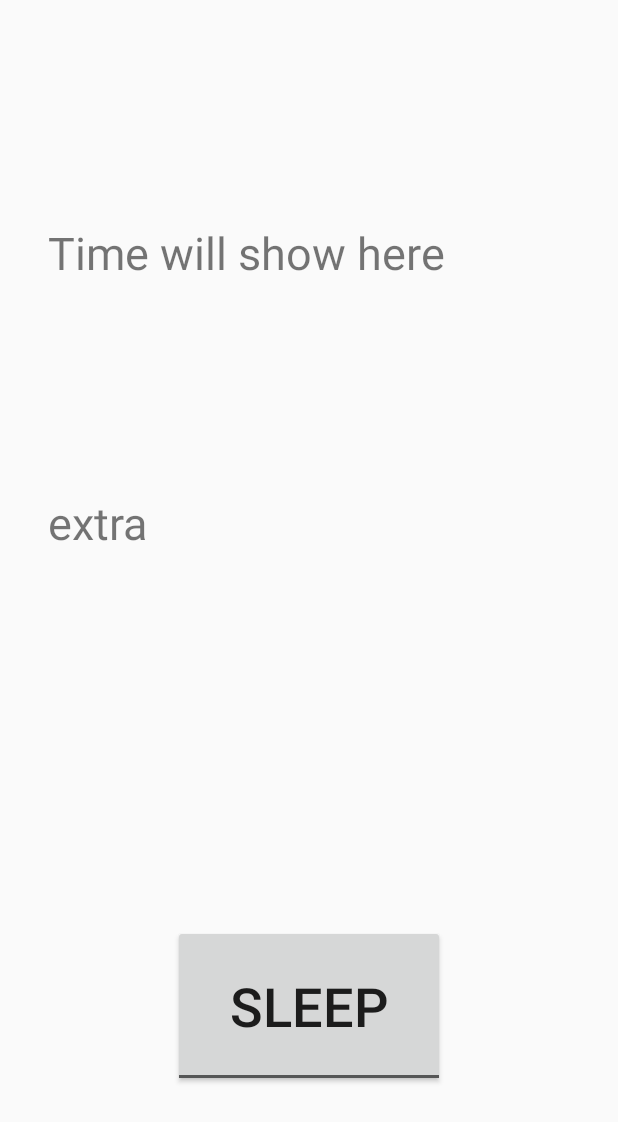
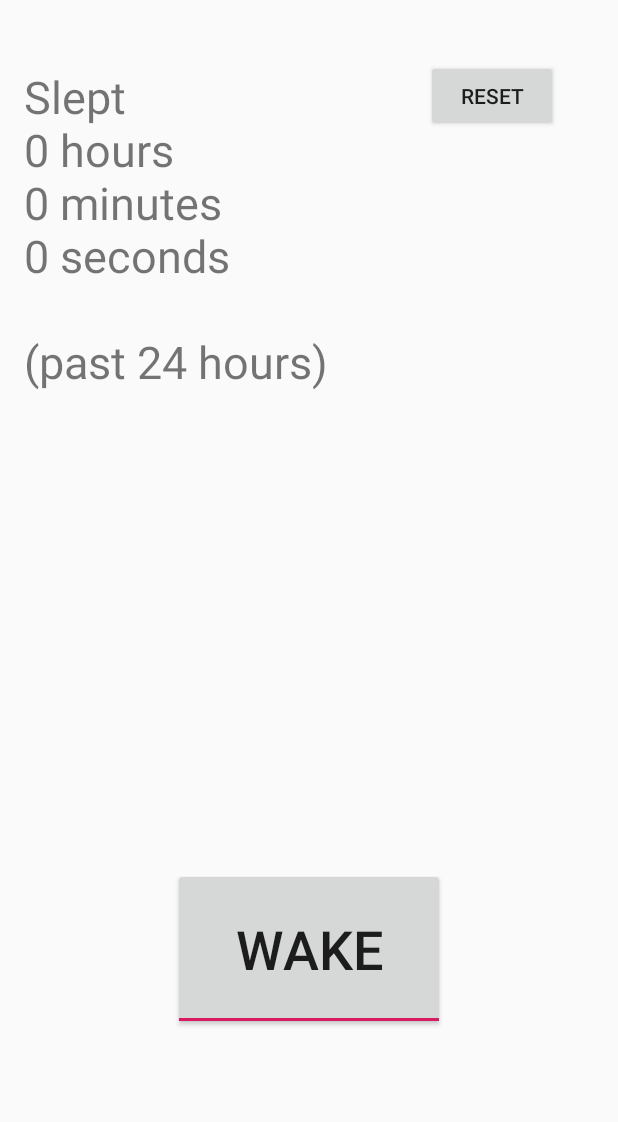
Before and after one commit to Lambbda/ZZZ, an Android app: the screen it shows after launch (MainActivity), on a phone screen of 412 x 824 dp. Shown: the top 1122 px of the screen. Run offline under Robolectric (Android 15) with nearby library versions, the phone set to English and light mode, and no system bars.

Commit message:
added: -saving button state -reset button with dialog -regular UI updates -localised commentary

```diff
--- a/app/src/main/java/com/example/calendar/MainActivity.java
+++ b/app/src/main/java/com/example/calendar/MainActivity.java
@@ -3,6 +3,9 @@ import android.content.SharedPreferences;
 import android.preference.PreferenceManager;
 import android.os.Bundle;
 import android.widget.*;
+import android.view.View;
+import android.app.AlertDialog;
+import android.content.DialogInterface;
 import java.text.ParseException;
 import java.text.SimpleDateFormat;
 import java.util.*;
@@ -11,17 +14,17 @@ import androidx.appcompat.app.AppCompatActivity;
 
 public class MainActivity extends AppCompatActivity {
 
-    String display,extra;                             //TextView content
+    String display = "Stats here";
     String dateformat = "yyyy.MM.dd.HH.mm.ss";
-    List<String> timeline = new LinkedList();
+    List<String> timeline = new LinkedList();   //График времени - список отметок во времени, когда был нажат переключатель
 
-    public boolean saveArray()
+    public boolean saveArray()                  //Сохраняет график в памяти
     {
         SharedPreferences sp = PreferenceManager.getDefaultSharedPreferences(this);
         SharedPreferences.Editor mEdit1 = sp.edit();
         mEdit1.putInt("Status_size", timeline.size());
 
-        for(int i=0;i<timeline.size();i++)
+        for(int i=0;i<timeline.size();i++)      //Первый элемент списка сохраняется как Status_0 и т.д.
         {
             mEdit1.remove("Status_" + i);
             mEdit1.putString("Status_" + i, timeline.get(i));
@@ -30,7 +33,7 @@ public class MainActivity extends AppCompatActivity {
         return mEdit1.commit();
     }
 
-    public void loadArray()
+    public void loadArray()                     //Загружает график из памяти
     {
         SharedPreferences mSharedPreference1 = PreferenceManager.getDefaultSharedPreferences(this);
         timeline.clear();
@@ -43,40 +46,52 @@ public class MainActivity extends AppCompatActivity {
 
     }
 
-    public void trimArray() //ensures dates aren't before 24 hours from now
+    public void trimArray()                     //Убирает устаревшие отметки (сделанные более 24 часов назад)
     {
         boolean done = false;
         Calendar cal = Calendar.getInstance();
         cal.setTime(new Date());
-        cal.add(Calendar.SECOND, -10); //use DATE -1 for finished product
-        Date yesterday = cal.getTime();     //24 hours from now
+        cal.add(Calendar.DATE, -1);
+        Date yesterday = cal.getTime();         //Временная точка "ровно 24 часа назад" - предел
 
         while(!done){
             Date push = new Date();
-            Date pull = new Date();       //placeholders for timestamps from list
+            Date pull = new Date();
 
             if (timeline.size()>1&&timeline.get(1)!=null) try {
                 push = new SimpleDateFormat(dateformat).parse(timeline.get(0));
                 pull = new SimpleDateFormat(dateformat).parse(timeline.get(1));
             } catch (ParseException e) {
-                e.printStackTrace();
+                e.printStackTrace();            //Делит точки графика на нажатие и отпуск переключателя. Сон есть отрезки между ними
             }
 
             if (pull.getTime()<yesterday.getTime()){
                 timeline.remove(0);
-                timeline.remove(0);  //who needs loops tbh
+                timeline.remove(0);      //Кому вообще нужны циклы
             } else if (push.getTime()<yesterday.getTime()){
                 timeline.set(0,new SimpleDateFormat(dateformat).format(yesterday));
-                done = true;
-            } else done = true;
+                done = true;                    //Если устарел конец отрезка, убираем весь отрезок;
+            } else done = true;                 //Если устарело начало, двигаем его до предела и прерываем цикл, т.к. предел постоянно меняется
         }
     }
 
-    public int sumTimeline(){
+    private void saveToggle(boolean isToggled) {//Сохраняет состояние переключателя в памяти, т.к. это элемент интерфейса
+        SharedPreferences sharedPreferences = this.getSharedPreferences("preferences", this.MODE_PRIVATE);
+        final SharedPreferences.Editor editor = sharedPreferences.edit();
+        editor.putBoolean("toggle_value", isToggled).apply();
+    }
+
+    private Boolean loadToggle(){               //Загружает состояние переключателя из памяти
+        SharedPreferences sharedPreferences = this.getSharedPreferences("preferences", this.MODE_PRIVATE);
+        return sharedPreferences.getBoolean("toggle_value", true);
+    }
+
+        public int sumTimeline(){               //Считает сумму длин отрезков между "нажатие" и "отпуск"
         int sum = 0;
         if(timeline.size()>1&&timeline.get(1)!=null){
-            if (timeline.size()%2!=0) timeline.add(new SimpleDateFormat(dateformat).format(new Date()));
-            for (int i=0;i<timeline.size();i+=2) try {
+            if (timeline.size()%2!=0)           //Если переключатель не отпущен, используем текущее время в качестве времени отпуска
+                timeline.add(new SimpleDateFormat(dateformat).format(new Date()));
+            for (int i=0;i<timeline.size();i+=2) try {  //Выделяем на графике отрезки, обозначенные парами точек во времени
                 Date push = new SimpleDateFormat(dateformat).parse(timeline.get(i));
                 Date pull = new SimpleDateFormat(dateformat).parse(timeline.get(i+1));
                 sum+=(pull.getTime()-push.getTime());
@@ -87,21 +102,62 @@ public class MainActivity extends AppCompatActivity {
         return sum;
     }
 
+    void updateDisplay(){
+        TextView tv = findViewById(R.id.textView);
+        display = "Slept\n"+sumTimeline()/(1000*60*60)+" hours\n"+(sumTimeline()/(1000*60))%60+" minutes\n"+(sumTimeline()/1000)%60+" seconds\n"+"\n(past 24 hours)";
+        tv.setText(display);
+    }
+
     protected void onCreate(Bundle savedInstanceState) {
+
         super.onCreate(savedInstanceState);
         setContentView(R.layout.activity_main);
-        ToggleButton button = findViewById(R.id.button);
+        loadArray();
+        updateDisplay();
+
+        ToggleButton button = findViewById(R.id.button);    //Переключатель. Добавляет отметку на график и сохраняет его; обновляет статистику.
+        button.setChecked(loadToggle());
         button.setOnCheckedChangeListener(new CompoundButton.OnCheckedChangeListener() {
-            public void onCheckedChanged(CompoundButton buttonView, boolean isChecked) {
-                TextView tv = findViewById(R.id.textView);
+            public void onCheckedChanged(CompoundButton buttonView, final boolean isChecked) {
+                saveToggle(isChecked);
                 String timeStamp = new SimpleDateFormat(dateformat).format(new Date());
                 loadArray();
                 timeline.add(timeStamp);
                 trimArray();
                 saveArray();
-                display = "Counted\n"+sumTimeline()/1000+" seconds\nof last 10 seconds";
-                tv.setText(display);
+                updateDisplay();
             }
         });
+
+        Button clear = findViewById(R.id.buttonclear);      //Кнопка сброса графика с диалогом подтверждения
+        clear.setOnClickListener(new View.OnClickListener() {
+            public void onClick(View v) {
+                AlertDialog.Builder builder = new AlertDialog.Builder(MainActivity.this);
+                builder.setMessage("Reset stats?")
+                        .setCancelable(true)
+                        .setNeutralButton(android.R.string.cancel,
+                        new DialogInterface.OnClickListener() {
+                            public void onClick(DialogInterface dialog, int id) {
+                                dialog.cancel();
+                            }
+                        })
+                        .setPositiveButton("Yes", new DialogInterface.OnClickListener() {
+                            public void onClick(DialogInterface dialog, int id) {
+                                loadArray();
+                                timeline.clear();
+                                saveArray();
+                                updateDisplay();
+                            }
+                        });
+                AlertDialog alert = builder.create();
+                alert.show();
+            }
+        });
+
     }
 }
+//TODO: bug: togglebutton can be inverted. Save button state?
+
+//TODO: fix thread
+
+//TODO: visualise graph
--- a/app/src/main/res/layout/activity_main.xml
+++ b/app/src/main/res/layout/activity_main.xml
@@ -6,17 +6,6 @@
     android:layout_width="match_parent"
     android:layout_height="match_parent"
     tools:context=".MainActivity">
-
-    <TextView
-        android:id="@+id/textView2"
-        android:layout_width="wrap_content"
-        android:layout_height="wrap_content"
-        android:layout_marginStart="32dp"
-        android:layout_marginTop="328dp"
-        android:text="extra"
-        android:textSize="30sp"
-        app:layout_constraintStart_toStartOf="parent"
-        app:layout_constraintTop_toTopOf="parent" />
 
     <com.google.android.material.appbar.AppBarLayout
         android:id="@+id/appBarLayout"
@@ -39,17 +28,27 @@
         app:layout_constraintEnd_toEndOf="parent"
         app:layout_constraintStart_toStartOf="parent"
         app:layout_constraintTop_toTopOf="parent"
-        app:layout_constraintVertical_bias="0.861" />
+        app:layout_constraintVertical_bias="0.808" />
 
     <TextView
         android:id="@+id/textView"
         android:layout_width="wrap_content"
         android:layout_height="wrap_content"
-        android:layout_marginStart="32dp"
-        android:layout_marginTop="148dp"
-        android:text="Time will show here"
+        android:layout_marginStart="16dp"
+        android:layout_marginTop="44dp"
         android:textSize="30sp"
         app:layout_constraintStart_toStartOf="parent"
+        app:layout_constraintTop_toTopOf="parent"
+        tools:text="STATS" />
+
+    <Button
+        android:id="@+id/buttonclear"
+        android:layout_width="wrap_content"
+        android:layout_height="wrap_content"
+        android:layout_marginTop="40dp"
+        android:layout_marginEnd="40dp"
+        android:text="RESET"
+        app:layout_constraintEnd_toEndOf="parent"
         app:layout_constraintTop_toTopOf="parent" />
 
 </androidx.constraintlayout.widget.ConstraintLayout>
```
